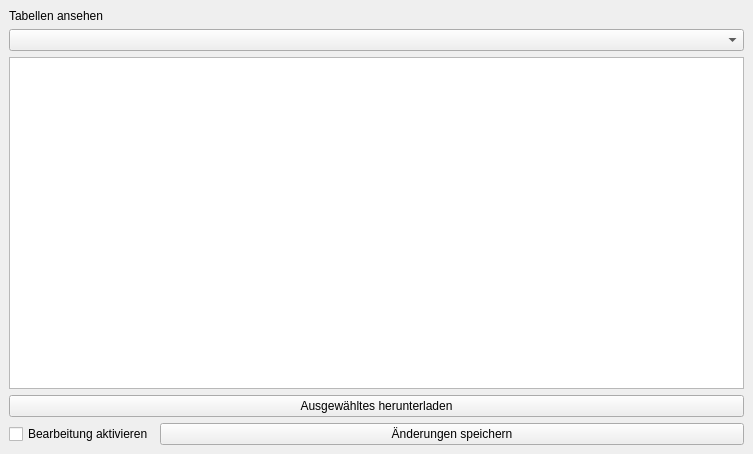
green-lion-racing/glr-database, file tables.ui: the form before one commit.
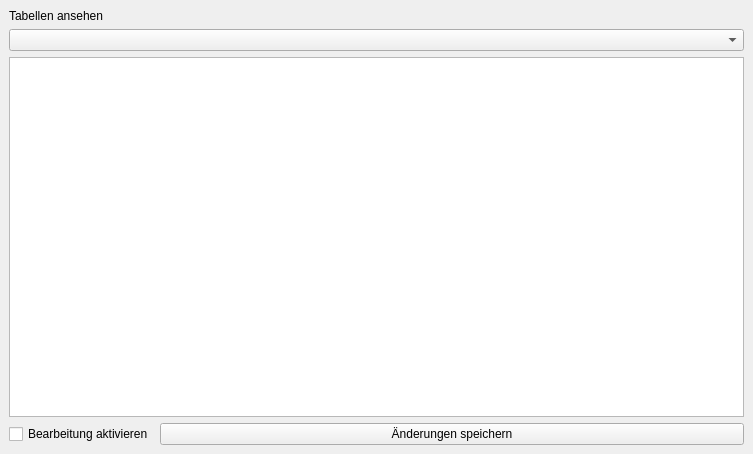
The form after the commit.

Commit message:
move export from tables to edit pages
add tool tips to tool buttons
add/improve icons

Diff of the .ui file:
```diff
--- a/tables.ui
+++ b/tables.ui
@@ -32,13 +32,6 @@
     <item>
      <widget class="QTableView" name="tv_table"/>
     </item>
-    <item>
-     <widget class="QPushButton" name="pb_download">
-      <property name="text">
-       <string>Ausgewähltes herunterladen</string>
-      </property>
-     </widget>
-    </item>
     <item>
      <layout class="QHBoxLayout" name="horizontalLayout">
       <property name="leftMargin">
```
Left out of the diff: 1 changed line with no effect on the pictures. The commit also changes 13 other files.
